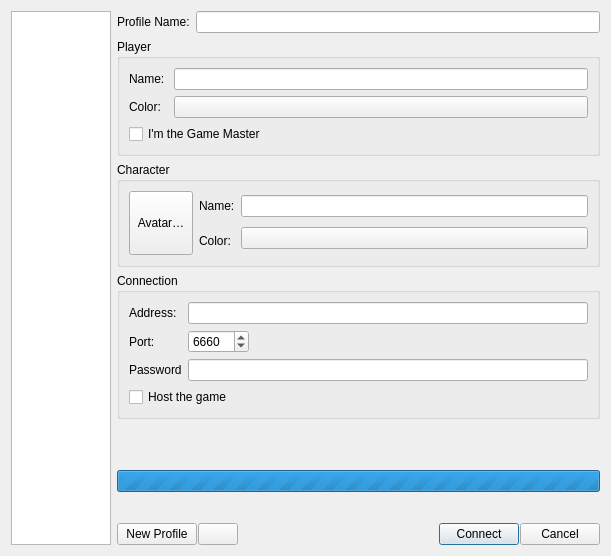
Above: core/src/network/selectconnectionprofiledialog.ui from Rolisteam/rolisteam before the change. Below: the same form after it.
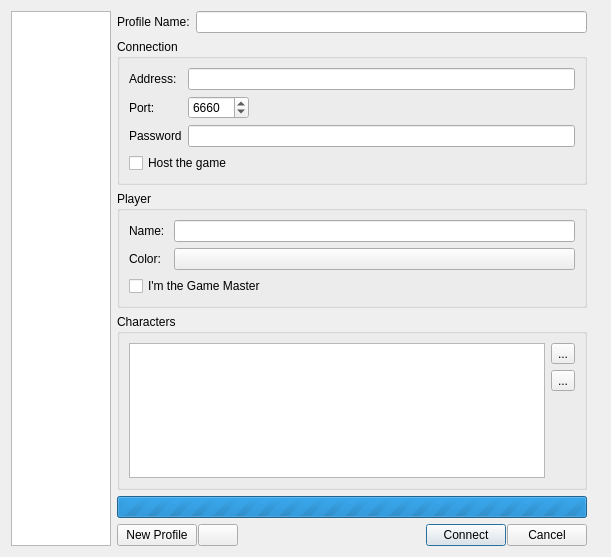
That is the form after the change. Icons and pictures are not drawn. Custom widgets are drawn as their Qt base class.

Commit message: [core] add multiple character per player at startup.

What changed in the file:
```diff
--- a/core/src/network/selectconnectionprofiledialog.ui
+++ b/core/src/network/selectconnectionprofiledialog.ui
@@ -7,7 +7,7 @@
     <x>0</x>
     <y>0</y>
     <width>611</width>
-    <height>556</height>
+    <height>557</height>
    </rect>
   </property>
   <property name="windowTitle">
@@ -52,130 +52,6 @@
        </item>
       </layout>
      </item>
-     <item>
-      <widget class="QGroupBox" name="groupBox">
-       <property name="title">
-        <string>Player</string>
-       </property>
-       <layout class="QVBoxLayout" name="verticalLayout_8">
-        <item>
-         <layout class="QHBoxLayout" name="horizontalLayout">
-          <item>
-           <layout class="QVBoxLayout" name="verticalLayout_4">
-            <item>
-             <widget class="QLabel" name="label">
-              <property name="text">
-               <string>Name: </string>
-              </property>
-             </widget>
-            </item>
-            <item>
-             <widget class="QLabel" name="label_2">
-              <property name="text">
-               <string>Color: </string>
-              </property>
-             </widget>
-            </item>
-           </layout>
-          </item>
-          <item>
-           <layout class="QVBoxLayout" name="verticalLayout_2">
-            <item>
-             <widget class="QLineEdit" name="m_name"/>
-            </item>
-            <item>
-             <widget class="ColorButton" name="m_colorBtn">
-              <property name="text">
-               <string/>
-              </property>
-             </widget>
-            </item>
-           </layout>
-          </item>
-         </layout>
-        </item>
-        <item>
-         <widget class="QCheckBox" name="m_isGmCheckbox">
-          <property name="text">
-           <string>I'm the Game Master</string>
-          </property>
-         </widget>
-        </item>
-       </layout>
-      </widget>
-     </item>
-     <item>
-      <widget class="QGroupBox" name="groupBox_3">
-       <property name="title">
-        <string>Character</string>
-       </property>
-       <layout class="QHBoxLayout" name="horizontalLayout_3">
-        <item>
-         <widget class="QToolButton" name="m_selectCharaterAvatar">
-          <property name="minimumSize">
-           <size>
-            <width>64</width>
-            <height>64</height>
-           </size>
-          </property>
-          <property name="sizeIncrement">
-           <size>
-            <width>64</width>
-            <height>64</height>
-           </size>
-          </property>
-          <property name="baseSize">
-           <size>
-            <width>64</width>
-            <height>64</height>
-           </size>
-          </property>
-          <property name="text">
-           <string>Avatar…</string>
-          </property>
-          <property name="iconSize">
-           <size>
-            <width>64</width>
-            <height>64</height>
-           </size>
-          </property>
-         </widget>
-        </item>
-        <item>
-         <layout class="QVBoxLayout" name="verticalLayout_6">
-          <item>
-           <widget class="QLabel" name="label_6">
-            <property name="text">
-             <string>Name:</string>
-            </property>
-           </widget>
-          </item>
-          <item>
-           <widget class="QLabel" name="label_7">
-            <property name="text">
-             <string>Color:</string>
-            </property>
-           </widget>
-          </item>
-         </layout>
-        </item>
-        <item>
-         <layout class="QVBoxLayout" name="verticalLayout_5">
-          <item>
-           <widget class="QLineEdit" name="m_characterName"/>
-          </item>
-          <item>
-           <widget class="ColorButton" name="m_characterColor">
-            <property name="text">
-             <string/>
-            </property>
-           </widget>
-          </item>
-         </layout>
-        </item>
-       </layout>
-      </widget>
-     </item>
      <item>
       <widget class="QGroupBox" name="groupBox_2">
        <property name="title">
@@ -259,33 +135,153 @@
           </property>
          </widget>
         </item>
+        <item>
+         <spacer name="verticalSpacer_2">
+          <property name="orientation">
+           <enum>Qt::Vertical</enum>
+          </property>
+          <property name="sizeHint" stdset="0">
+           <size>
+            <width>20</width>
+            <height>40</height>
+           </size>
+          </property>
+         </spacer>
+        </item>
        </layout>
       </widget>
      </item>
      <item>
-      <spacer name="verticalSpacer">
-       <property name="orientation">
-        <enum>Qt::Vertical</enum>
+      <widget class="QGroupBox" name="groupBox">
+       <property name="title">
+        <string>Player</string>
        </property>
-       <property name="sizeHint" stdset="0">
-        <size>
-         <width>478</width>
-         <height>13</height>
-        </size>
-       </property>
-      </spacer>
+       <layout class="QVBoxLayout" name="verticalLayout_8">
+        <item>
+         <layout class="QHBoxLayout" name="horizontalLayout">
+          <item>
+           <layout class="QVBoxLayout" name="verticalLayout_4">
+            <item>
+             <widget class="QLabel" name="label">
+              <property name="text">
+               <string>Name: </string>
+              </property>
+             </widget>
+            </item>
+            <item>
+             <widget class="QLabel" name="label_2">
+              <property name="text">
+               <string>Color: </string>
+              </property>
+             </widget>
+            </item>
+           </layout>
+          </item>
+          <item>
+           <layout class="QVBoxLayout" name="verticalLayout_2">
+            <item>
+             <widget class="QLineEdit" name="m_name"/>
+            </item>
+            <item>
+             <widget class="ColorButton" name="m_colorBtn">
+              <property name="text">
+               <string/>
+              </property>
+             </widget>
+            </item>
+           </layout>
+          </item>
+         </layout>
+        </item>
+        <item>
+         <widget class="QCheckBox" name="m_isGmCheckbox">
+          <property name="text">
+           <string>I'm the Game Master</string>
+          </property>
+         </widget>
+        </item>
+       </layout>
+      </widget>
      </item>
      <item>
-      <widget class="QLabel" name="m_errorNotification">
-       <property name="styleSheet">
-        <string notr="true"/>
+      <widget class="QGroupBox" name="groupBox_3">
+       <property name="title">
+        <string>Characters</string>
        </property>
-       <property name="text">
-        <string/>
-       </property>
-       <property name="alignment">
-        <set>Qt::AlignCenter</set>
-       </property>
+       <layout class="QVBoxLayout" name="verticalLayout_6">
+        <item>
+         <layout class="QHBoxLayout" name="horizontalLayout_3">
+          <item>
+           <widget class="QTableView" name="m_characterList">
+            <property name="dragDropOverwriteMode">
+             <bool>false</bool>
+            </property>
+            <property name="selectionBehavior">
+             <enum>QAbstractItemView::SelectRows</enum>
+            </property>
+            <property name="iconSize">
+             <size>
+              <width>50</width>
+              <height>50</height>
+             </size>
+            </property>
+            <property name="showGrid">
+             <bool>true</bool>
+            </property>
+            <attribute name="horizontalHeaderVisible">
+             <bool>false</bool>
+            </attribute>
+            <attribute name="horizontalHeaderStretchLastSection">
+             <bool>true</bool>
+            </attribute>
+            <attribute name="verticalHeaderVisible">
+             <bool>false</bool>
+            </attribute>
+            <attribute name="verticalHeaderMinimumSectionSize">
+             <number>50</number>
+            </attribute>
+            <attribute name="verticalHeaderDefaultSectionSize">
+             <number>50</number>
+            </attribute>
+            <attribute name="verticalHeaderStretchLastSection">
+             <bool>false</bool>
+            </attribute>
+           </widget>
+          </item>
+          <item>
+           <layout class="QVBoxLayout" name="verticalLayout_5">
+            <item>
+             <widget class="QToolButton" name="m_addCharacterBtn">
+              <property name="text">
+               <string>...</string>
+              </property>
+             </widget>
+            </item>
+            <item>
+             <widget class="QToolButton" name="m_removeCharacterBtn">
+              <property name="text">
+               <string>...</string>
+              </property>
+             </widget>
+            </item>
+            <item>
+             <spacer name="verticalSpacer_3">
+              <property name="orientation">
+               <enum>Qt::Vertical</enum>
+              </property>
+              <property name="sizeHint" stdset="0">
+               <size>
+                <width>20</width>
+                <height>40</height>
+               </size>
+              </property>
+             </spacer>
+            </item>
+           </layout>
+          </item>
+         </layout>
+        </item>
+       </layout>
       </widget>
      </item>
      <item>
@@ -302,14 +298,14 @@
       </widget>
      </item>
      <item>
-      <spacer name="verticalSpacer_2">
+      <spacer name="verticalSpacer">
        <property name="orientation">
         <enum>Qt::Vertical</enum>
        </property>
        <property name="sizeHint" stdset="0">
         <size>
-         <width>478</width>
-         <height>13</height>
+         <width>20</width>
+         <height>40</height>
         </size>
        </property>
       </spacer>
@@ -387,6 +383,19 @@
      </item>
     </layout>
    </item>
+   <item>
+    <widget class="QLabel" name="m_errorNotification">
+     <property name="styleSheet">
+      <string notr="true"/>
+     </property>
+     <property name="text">
+      <string/>
+     </property>
+     <property name="alignment">
+      <set>Qt::AlignCenter</set>
+     </property>
+    </widget>
+   </item>
   </layout>
  </widget>
  <customwidgets>
```
Left out of the diff: 24 changed lines with no effect on the pictures. The commit also changes 13 other files.
